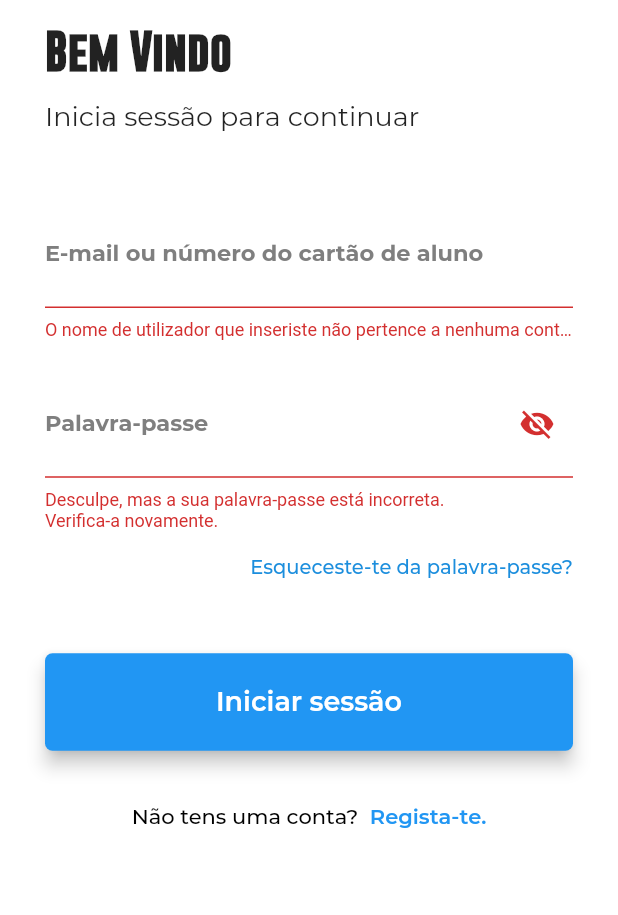
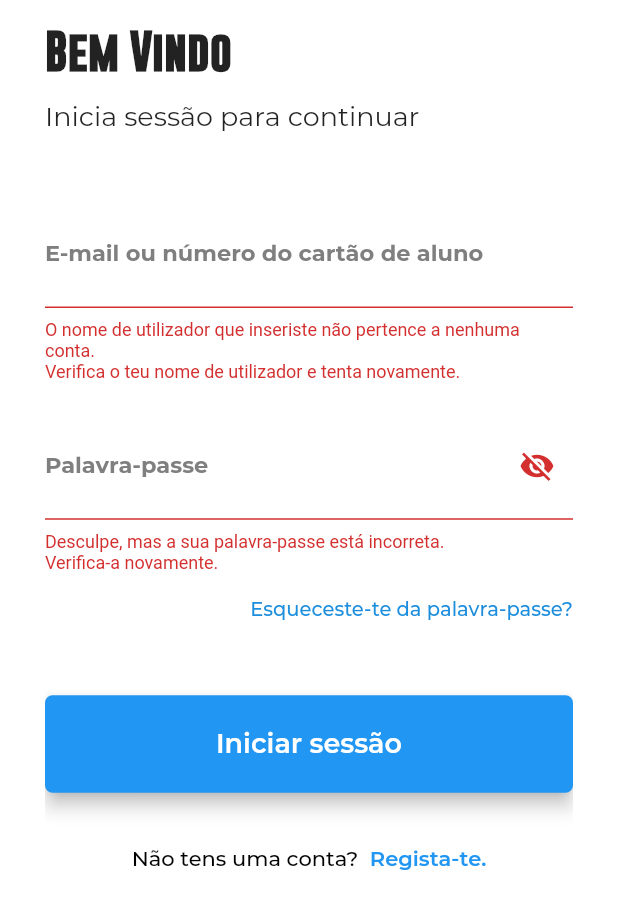
Before and after one commit to lodsa-ntos/TFC_a21505293_camarate_school_library_app, a Flutter app: the screen it shows after launch, after a tap on "Iniciar sessão", on a phone screen of 412 x 824 dp, the part 321-1236 px from its top. Run offline on Flutter 3.47's test engine with Material 2 defaults, Android fonts, the phone set to English and light mode, and no system bars; our stand-ins replace firebase_auth, firebase_core, fluttertoast, google_fonts, shared_preferences, tab_indicator_styler and 1 more; accounts and stored records are empty.

```diff
--- a/lib/Authentication/Login/login_screen.dart
+++ b/lib/Authentication/Login/login_screen.dart
@@ -40,13 +40,11 @@ class _PaginaLoginState extends State<PaginaLogin> {
       validator: (value) {
         if (value!.isEmpty) {
           // ignore: prefer_adjacent_string_concatenation
-          return "O nome de utilizador que inseriste não pertence a nenhuma conta. \n\nVerifica o teu nome de utilizador e tenta novamente.";
+          return "O nome de utilizador que inseriste não pertence a nenhuma \nconta. \nVerifica o teu nome de utilizador e tenta novamente.";
         }
 
-        if (RegExp(
-                r"^[a-zA-Z0-9.a-zA-Z0-9.!#$%&'*+-/=?^_`{|}~]+@[a-zA-Z0-9]+\.[a-zA-Z]+")
-            .hasMatch(value)) {
-          return "Siga os exemplos: \n exemplo@gmail.com | exemplo@hotmail.com";
+        if (!RegExp("^[a-zA-Z0-9+_.-]+@[a-zA-Z0-9.-]+.[a-z]").hasMatch(value)) {
+          return "Siga os exemplos: \nexemplo@gmail.com | exemplo@hotmail.com";
         }
 
         if (value.length < 5) {
@@ -96,8 +94,8 @@ class _PaginaLoginState extends State<PaginaLogin> {
           return "Desculpe, mas a sua palavra-passe está incorreta. \nVerifica-a novamente.";
         }
 
-        if (!regex.hasMatch(value)) {
-          return "Tens de introduzir uma palavra-passe válida. \nA palavra-passe deve conter pelo menos 8 caracteres.";
+        if (regex.hasMatch(value)) {
+          return "Tens de introduzir uma palavra-passe válida. \nA palavra-passe deve conter pelo menos 8 caracteres";
         }
       },
       onSaved: (value) {
@@ -346,7 +344,10 @@ class _PaginaLoginState extends State<PaginaLogin> {
                         const LayoutPaginaPrincipalUtilizador(),
                   ),
                 ),
-              });
+              })
+          .catchError((e) {
+        Fluttertoast.showToast(msg: e!.mensagem);
+      });
     }
   }
 }
```
